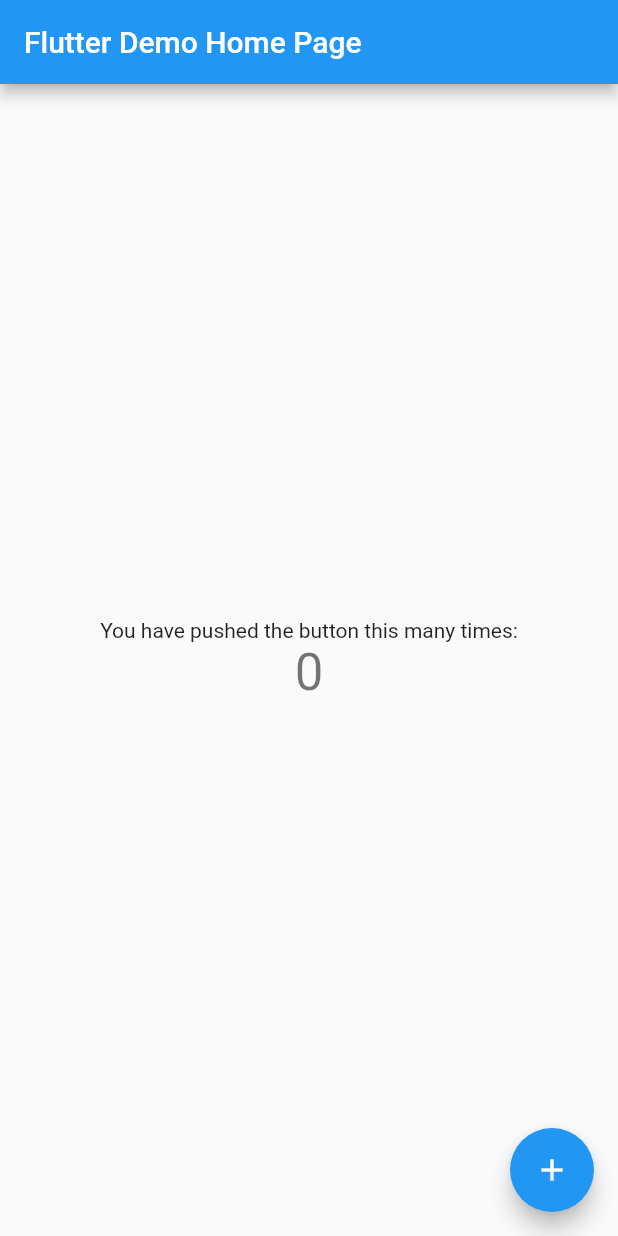
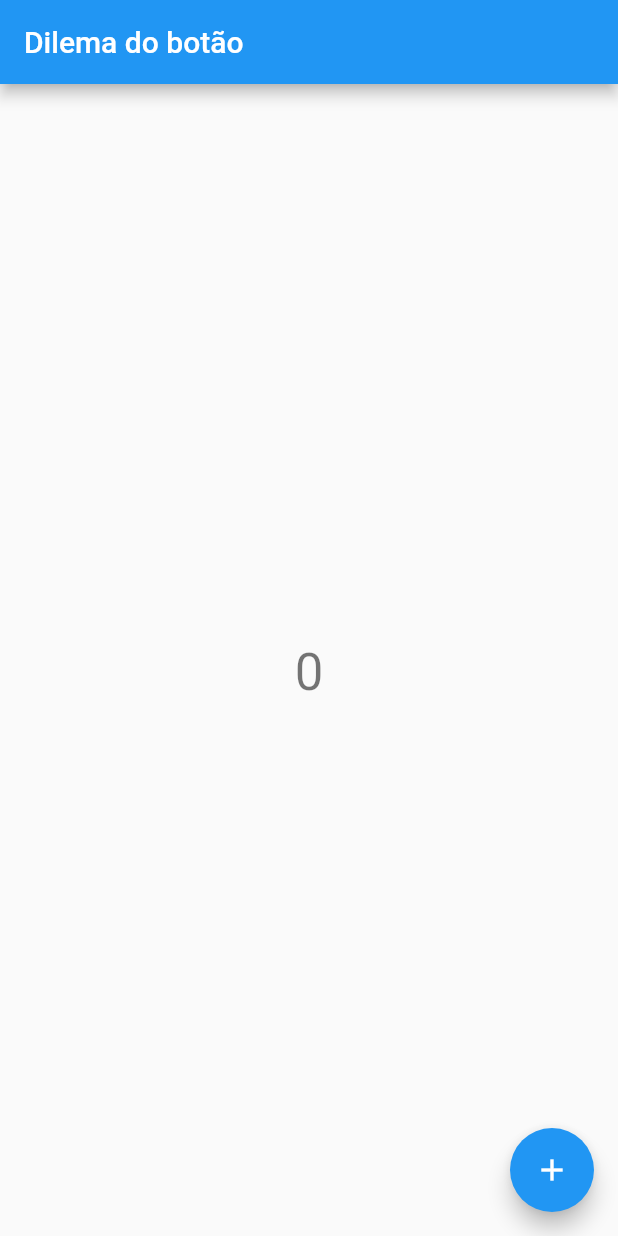
Before and after one commit to RamonFrias/dilema-do-botao, a Flutter app: the screen it shows after launch, on a phone screen of 412 x 824 dp. Run offline on Flutter 3.47's test engine with Material 2 defaults, Android fonts, the phone set to English and light mode, and no system bars.

Commit message:
Inicio da tela principal

```diff
--- a/lib/main.dart
+++ b/lib/main.dart
@@ -7,39 +7,20 @@
 class MyApp extends StatelessWidget {
   const MyApp({Key? key}) : super(key: key);
 
-  // This widget is the root of your application.
   @override
   Widget build(BuildContext context) {
     return MaterialApp(
-      title: 'Flutter Demo',
+      title: 'Dilema do botão',
       theme: ThemeData(
-        // This is the theme of your application.
-        //
-        // Try running your application with "flutter run". You'll see the
-        // application has a blue toolbar. Then, without quitting the app, try
-        // changing the primarySwatch below to Colors.green and then invoke
-        // "hot reload" (press "r" in the console where you ran "flutter run",
-        // or simply save your changes to "hot reload" in a Flutter IDE).
-        // Notice that the counter didn't reset back to zero; the application
-        // is not restarted.
         primarySwatch: Colors.blue,
       ),
-      home: const MyHomePage(title: 'Flutter Demo Home Page'),
+      home: const MyHomePage(title: 'Dilema do botão'),
     );
   }
 }
 
 class MyHomePage extends StatefulWidget {
   const MyHomePage({Key? key, required this.title}) : super(key: key);
-
-  // This widget is the home page of your application. It is stateful, meaning
-  // that it has a State object (defined below) that contains fields that affect
-  // how it looks.
-
-  // This class is the configuration for the state. It holds the values (in this
-  // case the title) provided by the parent (in this case the App widget) and
-  // used by the build method of the State. Fields in a Widget subclass are
-  // always marked "final".
 
   final String title;
 
@@ -52,51 +33,22 @@
 
   void _incrementCounter() {
     setState(() {
-      // This call to setState tells the Flutter framework that something has
-      // changed in this State, which causes it to rerun the build method below
-      // so that the display can reflect the updated values. If we changed
-      // _counter without calling setState(), then the build method would not be
-      // called again, and so nothing would appear to happen.
       _counter++;
     });
   }
 
   @override
   Widget build(BuildContext context) {
-    // This method is rerun every time setState is called, for instance as done
-    // by the _incrementCounter method above.
-    //
-    // The Flutter framework has been optimized to make rerunning build methods
-    // fast, so that you can just rebuild anything that needs updating rather
-    // than having to individually change instances of widgets.
     return Scaffold(
       appBar: AppBar(
-        // Here we take the value from the MyHomePage object that was created by
-        // the App.build method, and use it to set our appbar title.
         title: Text(widget.title),
       ),
       body: Center(
-        // Center is a layout widget. It takes a single child and positions it
-        // in the middle of the parent.
         child: Column(
-          // Column is also a layout widget. It takes a list of children and
-          // arranges them vertically. By default, it sizes itself to fit its
-          // children horizontally, and tries to be as tall as its parent.
-          //
-          // Invoke "debug painting" (press "p" in the console, choose the
-          // "Toggle Debug Paint" action from the Flutter Inspector in Android
-          // Studio, or the "Toggle Debug Paint" command in Visual Studio Code)
-          // to see the wireframe for each widget.
-          //
-          // Column has various properties to control how it sizes itself and
-          // how it positions its children. Here we use mainAxisAlignment to
-          // center the children vertically; the main axis here is the vertical
-          // axis because Columns are vertical (the cross axis would be
-          // horizontal).
           mainAxisAlignment: MainAxisAlignment.center,
           children: <Widget>[
             const Text(
-              'You have pushed the button this many times:',
+              '',
             ),
             Text(
               '$_counter',
@@ -109,7 +61,7 @@
         onPressed: _incrementCounter,
         tooltip: 'Increment',
         child: const Icon(Icons.add),
-      ), // This trailing comma makes auto-formatting nicer for build methods.
+      ),
     );
   }
 }
```
